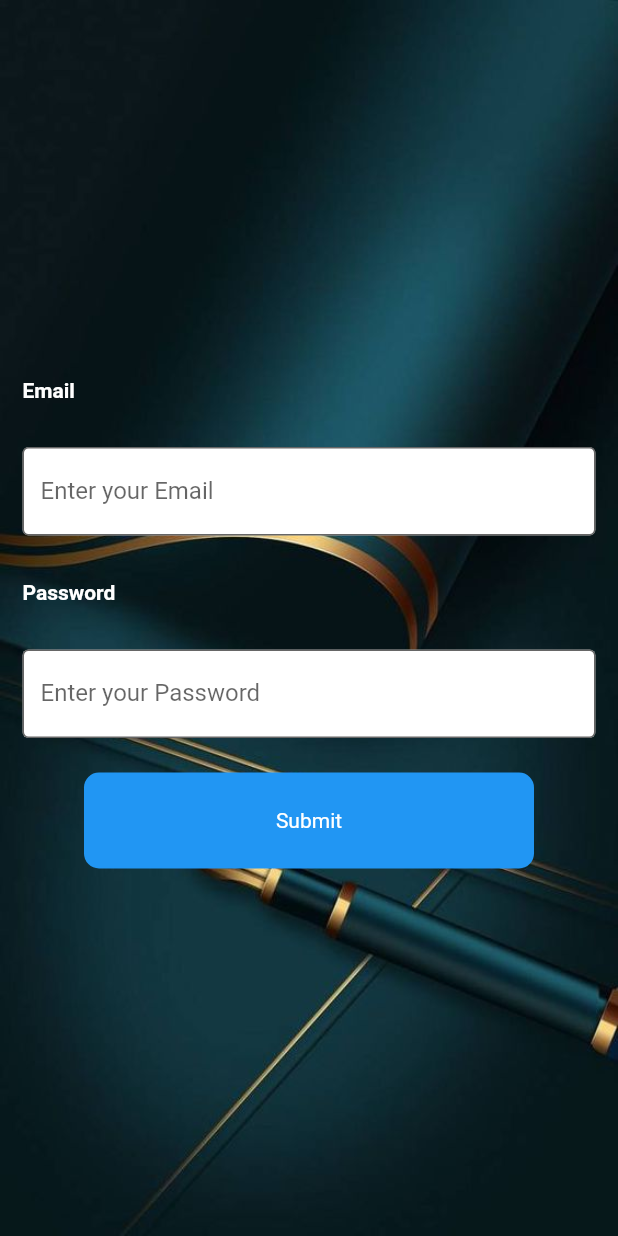
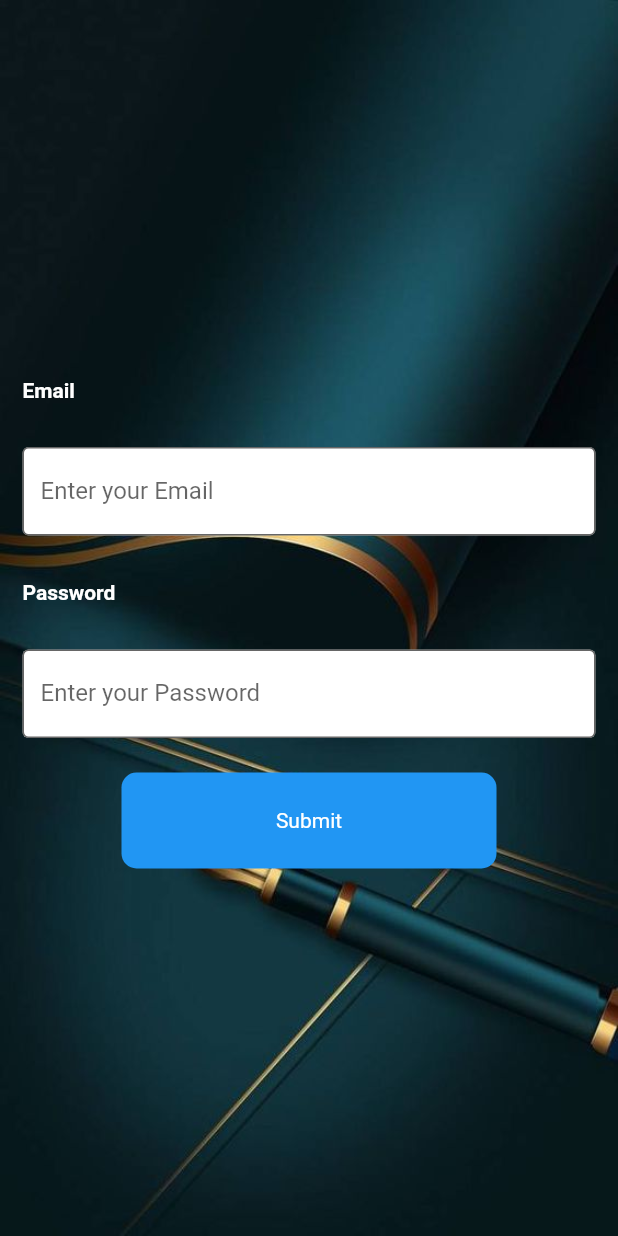
Before and after one commit to Akanimoekong/LoginAndRegister-BestPractices-on-Flutter, a Flutter app: the LoginPage screen opened directly, on a phone screen of 412 x 824 dp. Run offline on Flutter 3.47's test engine with Material 2 defaults, Android fonts, the phone set to English and light mode, and no system bars.

```diff
--- a/lib/entry.dart
+++ b/lib/entry.dart
@@ -1,5 +1,6 @@
 import 'package:flutter/material.dart';
 import 'package:login_register_best_practices/pages/loginpage.dart';
+import 'package:login_register_best_practices/pages/signuppage.dart';
 
 class MyApp extends StatelessWidget {
   const MyApp({Key? key}) : super(key: key);
@@ -8,7 +9,7 @@ class MyApp extends StatelessWidget {
   Widget build(BuildContext context) {
     return const MaterialApp(
       debugShowCheckedModeBanner: false,
-      home: LoginPage(),
+      home: SignUpPage(),
     );
   }
 }
--- a/lib/pages/loginpage.dart
+++ b/lib/pages/loginpage.dart
@@ -3,11 +3,20 @@ import 'package:login_register_best_practices/widgets/mybutton.dart';
 import 'package:login_register_best_practices/widgets/mytextbox.dart';
 import 'package:login_register_best_practices/widgets/mytextcontainer.dart';
 
-class LoginPage extends StatelessWidget {
+class LoginPage extends StatefulWidget {
   const LoginPage({Key? key}) : super(key: key);
 
-  get keyBoardType => null;
+  @override
+  State<LoginPage> createState() => _LoginPageState();
+}
 
+class _LoginPageState extends State<LoginPage> {
+  ButtonState buttonState = ButtonState.initial;
+  set changeButtonState(ButtonState value) {
+    setState(() {
+      buttonState = value;
+    });
+  }
 
   @override
   Widget build(BuildContext context) {
@@ -15,25 +24,43 @@ class LoginPage extends StatelessWidget {
       child: Scaffold(
           body: Container(
         decoration: const BoxDecoration(
-            image: DecorationImage(
-                fit: BoxFit.cover,
-                opacity: 50,
-                image: AssetImage("asset/background1.jpg"))),
+          image: DecorationImage(
+            fit: BoxFit.cover,
+            opacity: 50,
+            image: AssetImage("asset/background1.jpg"),
+          ),
+        ),
         child: Center(
           child: Column(
             mainAxisAlignment: MainAxisAlignment.center,
             crossAxisAlignment: CrossAxisAlignment.center,
             children: [
-              const TextContainer(mytext: "Email",),
-              const MyTextBox(labelText: "Enter your Email",  ),
-              const TextContainer2(mytext: "Password",),
+              const TextContainer(
+                mytext: "Email",
+              ),
+              const MyTextBox(
+                labelText: "Enter your Email",
+              ),
+              const TextContainer2(
+                mytext: "Password",
+              ),
               const MyTextBox(labelText: "Enter your Password"),
               Mybutton(
-                  title: "Submit", onTap: () {}, state: ButtonState.initial)
+                  title: "Submit",
+                  onTap: () {
+                    _callApi();
+                  },
+                  state: buttonState)
             ],
           ),
         ),
       )),
     );
   }
+
+  _callApi() async {
+    changeButtonState = ButtonState.loading;
+    await Future.delayed(const Duration(seconds: 3));
+    changeButtonState = ButtonState.disabled;
+  }
 }
--- a/lib/widgets/mybutton.dart
+++ b/lib/widgets/mybutton.dart
@@ -3,7 +3,8 @@ import 'package:flutter/material.dart';
 enum ButtonState {
   initial,
   loading,
-  disabled, }
+  disabled,
+}
 
 class Mybutton extends StatelessWidget {
   final String title;
@@ -19,24 +20,38 @@ class Mybutton extends StatelessWidget {
 
   @override
   Widget build(BuildContext context) {
-    final IsLoading = state == ButtonState.loading;
-    final isDisabled = [ButtonState.loading, ButtonState.disabled].contains(state);
-
+    final isLoading = state == ButtonState.loading;
+    final isDisabled = state == ButtonState.disabled;
+    final overallDisabled = [ButtonState.loading, ButtonState.disabled].contains(state);
 
     return InkWell(
-      onTap: isDisabled ? null: () {
-      },
+      onTap: overallDisabled || isDisabled ? null : onTap,
       child: Padding(
         padding: const EdgeInsets.all(8.0),
         child: Container(
-          width: 300,
+          width: 250,
           decoration: BoxDecoration(
             borderRadius: BorderRadius.circular(10),
-            color: Colors.blue,
+            color: isDisabled?Colors.grey: Colors.blue,
           ),
           height: 64,
           child: Center(
-            child: Text(title, style: const TextStyle(color: Colors.white,),),
+            child: Builder(builder: (context) {
+              if (isLoading) {
+                return  Transform.scale(
+                  scale: 0.6,
+                  child: const CircularProgressIndicator(
+                    valueColor: AlwaysStoppedAnimation(Colors.white),
+                  ),
+                );
+              }
+              return Text(
+                title,
+                style: const TextStyle(
+                  color: Colors.white,
+                ),
+              );
+            }),
           ),
         ),
       ),
--- a/pubspec.yaml
+++ b/pubspec.yaml
@@ -59,8 +59,7 @@ flutter:
 
   # To add asset to your application, add an asset section, like this:
   assets:
-     - asset/background1.jpg
-     - asset/background2.jpg
+     - asset/
 #     - images/a_dot_burr.jpeg
 #     - images/a_dot_ham.jpeg
 
```
Also changed, not shown: lib/pages/signuppage.dart (added, +61 -0 lines), lib/widgets/mytextcontainer.dart (+25 -0 lines), pubspec.lock.
